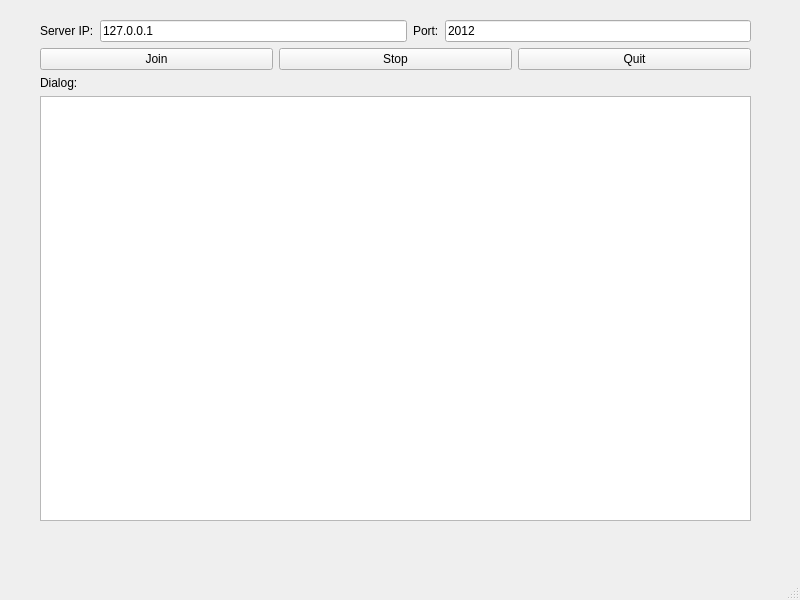
Above: USTlord_final/clientwindow.ui from williamlus/COMP2012H_Project before the change. Below: the same form after it.
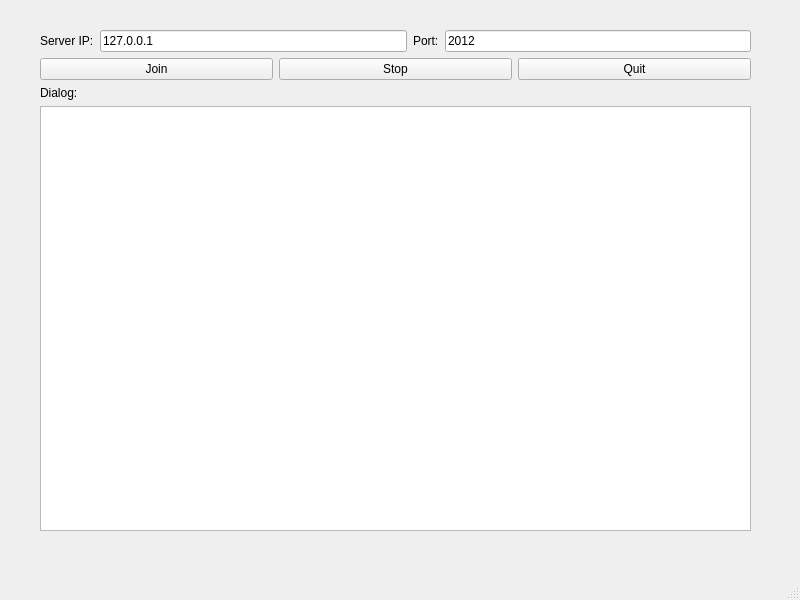
That is the form after the change.

```diff
--- a/USTlord_final/clientwindow.ui
+++ b/USTlord_final/clientwindow.ui
@@ -10,12 +10,6 @@
     <height>600</height>
    </rect>
   </property>
-  <property name="sizePolicy">
-   <sizepolicy hsizetype="Preferred" vsizetype="Preferred">
-    <horstretch>0</horstretch>
-    <verstretch>0</verstretch>
-   </sizepolicy>
-  </property>
   <property name="windowTitle">
    <string>MainWindow</string>
   </property>
@@ -24,7 +18,7 @@
     <property name="geometry">
      <rect>
       <x>40</x>
-      <y>20</y>
+      <y>30</y>
       <width>711</width>
       <height>501</height>
      </rect>
```
